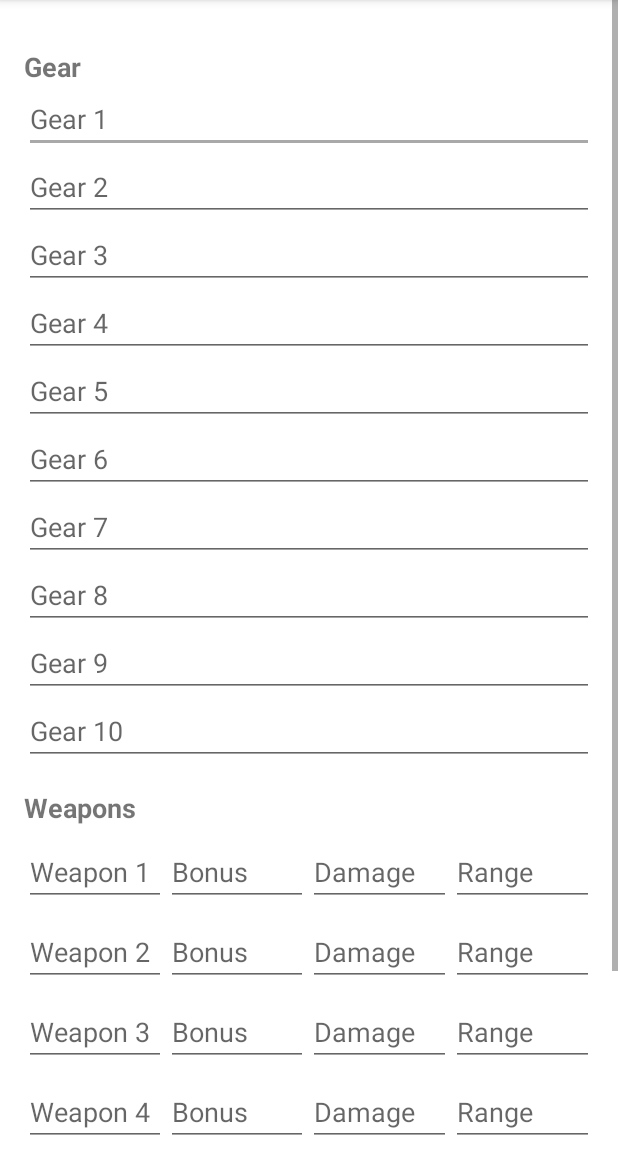
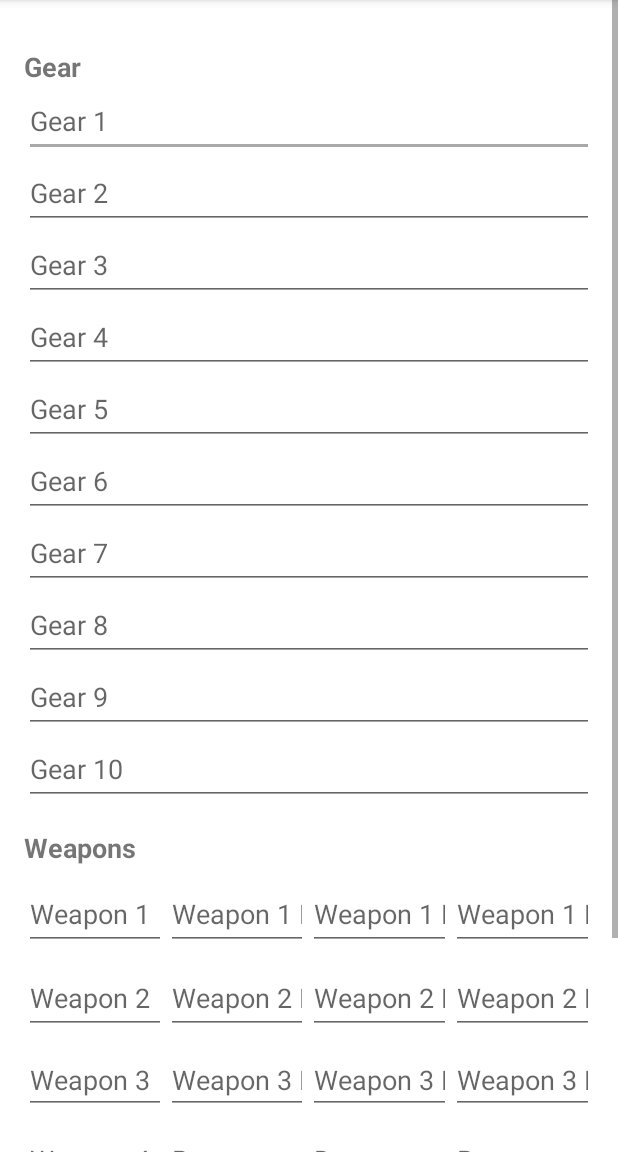
Before and after one commit to Mervhd/Alien-RPG-Command-HUb, an Android app: the fragment InventoryTracker shown on its own in the app's theme, on a phone screen of 412 x 824 dp, the part 84-1236 px from its top. Run offline under Robolectric (Android 15) with nearby library versions, the phone set to English and light mode, and no system bars.

Commit message:
Fixed several warnings Fixed Character Sheet and Inventory Crash Issues.

```diff
--- a/app/src/main/java/com/example/alienrpgcommandhub/DiceRollerFragment.kt
+++ b/app/src/main/java/com/example/alienrpgcommandhub/DiceRollerFragment.kt
@@ -1,4 +1,4 @@
-package com.example.alienrpgcommandhub.UI
+package com.example.alienrpgcommandhub
 
 import android.os.Bundle
 import android.view.LayoutInflater
--- a/app/src/main/java/com/example/alienrpgcommandhub/InventoryTracker.kt
+++ b/app/src/main/java/com/example/alienrpgcommandhub/InventoryTracker.kt
@@ -1,32 +1,16 @@
-package com.example.alienrpgcommandhub
+package com.example.alienrpgcommandhub.ui
 
 import android.os.Bundle
 import androidx.fragment.app.Fragment
 import android.view.LayoutInflater
 import android.view.View
 import android.view.ViewGroup
+import com.example.alienrpgcommandhub.R
 
-// TODO: Rename parameter arguments, choose names that match
-// the fragment initialization parameters, e.g. ARG_ITEM_NUMBER
-private const val ARG_PARAM1 = "param1"
-private const val ARG_PARAM2 = "param2"
-
-/**
- * A simple [Fragment] subclass.
- * Use the [InventoryTracker.newInstance] factory method to
- * create an instance of this fragment.
- */
 class InventoryTracker : Fragment() {
-    // TODO: Rename and change types of parameters
-    private var param1: String? = null
-    private var param2: String? = null
 
     override fun onCreate(savedInstanceState: Bundle?) {
         super.onCreate(savedInstanceState)
-        arguments?.let {
-            param1 = it.getString(ARG_PARAM1)
-            param2 = it.getString(ARG_PARAM2)
-        }
     }
 
     override fun onCreateView(
@@ -38,22 +22,7 @@ class InventoryTracker : Fragment() {
     }
 
     companion object {
-        /**
-         * Use this factory method to create a new instance of
-         * this fragment using the provided parameters.
-         *
-         * @param param1 Parameter 1.
-         * @param param2 Parameter 2.
-         * @return A new instance of fragment InventoryTracker.
-         */
-        // TODO: Rename and change types and number of parameters
         @JvmStatic
-        fun newInstance(param1: String, param2: String) =
-            InventoryTracker().apply {
-                arguments = Bundle().apply {
-                    putString(ARG_PARAM1, param1)
-                    putString(ARG_PARAM2, param2)
-                }
-            }
+        fun newInstance() = InventoryTracker()
     }
 }
--- a/app/src/main/java/com/example/alienrpgcommandhub/data/Character.kt
+++ b/app/src/main/java/com/example/alienrpgcommandhub/data/Character.kt
@@ -38,8 +38,8 @@ data class Character(
     val comtech: Int,
     val experiencePoints: Int,
     val storyPoints: Int,
-    val gear: List<String>,
-    val weapons: List<Weapon>,
+    val gear: List<String> = emptyList(),
+    val weapons: List<Weapon> = emptyList(),
     val armorName: String,
     val armorRating: Int
 )
--- a/app/src/main/res/layout/fragment_character_sheet.xml
+++ b/app/src/main/res/layout/fragment_character_sheet.xml
@@ -1037,7 +1037,5 @@
                 android:layout_marginStart="8dp"
                 style="?android:attr/buttonBarButtonStyle" />
         </LinearLayout>
-
-
     </LinearLayout>
 </ScrollView>
--- a/app/src/main/res/layout/fragment_inventory_tracker.xml
+++ b/app/src/main/res/layout/fragment_inventory_tracker.xml
@@ -12,7 +12,6 @@
         android:padding="16dp">
 
         <!-- Gear Section -->
-        <!-- Gear -->
         <TextView
             android:layout_width="wrap_content"
             android:layout_height="wrap_content"
@@ -25,81 +24,91 @@
             android:id="@+id/et_gear1"
             android:layout_width="match_parent"
             android:layout_height="wrap_content"
+            android:autofillHints="none"
             android:hint="@string/hint_gear1"
             android:inputType="text"
-            android:autofillHints="none" />
+            android:minHeight="48dp" />
 
         <EditText
             android:id="@+id/et_gear2"
             android:layout_width="match_parent"
             android:layout_height="wrap_content"
+            android:autofillHints="none"
             android:hint="@string/hint_gear2"
             android:inputType="text"
-            android:autofillHints="none" />
+            android:minHeight="48dp" />
 
         <EditText
             android:id="@+id/et_gear3"
             android:layout_width="match_parent"
             android:layout_height="wrap_content"
+            android:autofillHints="none"
             android:hint="@string/hint_gear3"
             android:inputType="text"
-            android:autofillHints="none" />
+            android:minHeight="48dp" />
 
         <EditText
             android:id="@+id/et_gear4"
             android:layout_width="match_parent"
             android:layout_height="wrap_content"
+            android:autofillHints="none"
             android:hint="@string/hint_gear4"
             android:inputType="text"
-            android:autofillHints="none" />
+            android:minHeight="48dp" />
 
         <EditText
             android:id="@+id/et_gear5"
             android:layout_width="match_parent"
             android:layout_height="wrap_content"
+            android:autofillHints="none"
             android:hint="@string/hint_gear5"
             android:inputType="text"
-            android:autofillHints="none" />
+            android:minHeight="48dp" />
 
         <EditText
             android:id="@+id/et_gear6"
             android:layout_width="match_parent"
             android:layout_height="wrap_content"
+            android:autofillHints="none"
             android:hint="@string/hint_gear6"
             android:inputType="text"
-            android:autofillHints="none" />
+            android:minHeight="48dp" />
 
         <EditText
             android:id="@+id/et_gear7"
             android:layout_width="match_parent"
             android:layout_height="wrap_content"
+            android:autofillHints="none"
             android:hint="@string/hint_gear7"
             android:inputType="text"
-            android:autofillHints="none" />
+            android:minHeight="48dp" />
 
         <EditText
             android:id="@+id/et_gear8"
             android:layout_width="match_parent"
             android:layout_height="wrap_content"
+            android:autofillHints="none"
             android:hint="@string/hint_gear8"
             android:inputType="text"
-            android:autofillHints="none" />
+            android:minHeight="48dp" />
 
         <EditText
             android:id="@+id/et_gear9"
             android:layout_width="match_parent"
             android:layout_height="wrap_content"
+            android:autofillHints="none"
             android:hint="@string/hint_gear9"
             android:inputType="text"
-            android:autofillHints="none" />
+            android:minHeight="48dp" />
 
         <EditText
             android:id="@+id/et_gear10"
             android:layout_width="match_parent"
             android:layout_height="wrap_content"
+            android:autofillHints="none"
             android:hint="@string/hint_gear10"
             android:inputType="text"
-            android:autofillHints="none" />
+            android:minHeight="48dp" />
 
         <!-- Weapons -->
         <TextView
@@ -123,6 +132,7 @@
                 android:layout_width="0dp"
                 android:layout_height="wrap_content"
                 android:layout_weight="1"
+                android:minHeight="48dp"
                 android:hint="@string/label_weapon1"
                 android:inputType="text"
                 android:autofillHints="none" />
@@ -132,27 +142,31 @@
                 android:layout_width="0dp"
                 android:layout_height="wrap_content"
                 android:layout_weight="1"
-                android:hint="@string/label_weapon_bonus"
+                android:minHeight="48dp"
+                android:autofillHints="none"
+                android:hint="@string/content_description_weapon1_bonus"
                 android:inputType="text"
-                android:autofillHints="none" />
+                tools:ignore="DuplicateSpeakableTextCheck" />
 
             <EditText
                 android:id="@+id/et_weapon1_damage"
                 android:layout_width="0dp"
                 android:layout_height="wrap_content"
                 android:layout_weight="1"
-                android:hint="@string/label_weapon_damage"
-                android:inputType="text"
-                android:autofillHints="none"/>
+                android:minHeight="48dp"
+                android:autofillHints="none"
+                android:hint="@string/content_description_weapon1_damage"
+                android:inputType="text" />
 
             <EditText
                 android:id="@+id/et_weapon1_range"
                 android:layout_width="0dp"
                 android:layout_height="wrap_content"
                 android:layout_weight="1"
-                android:hint="@string/label_weapon_range"
-                android:inputType="text"
-                android:autofillHints="none" />
+                android:minHeight="48dp"
+                android:autofillHints="none"
+                android:hint="@string/content_description_weapon1_range"
+                android:inputType="text" />
         </LinearLayout>
 
         <!-- Weapon 2 -->
@@ -168,6 +182,7 @@
                 android:layout_width="0dp"
                 android:layout_height="wrap_content"
                 android:layout_weight="1"
+                android:minHeight="48dp"
                 android:hint="@string/label_weapon2"
                 android:inputType="text"
                 android:autofillHints="none" />
@@ -177,7 +192,8 @@
                 android:layout_width="0dp"
                 android:layout_height="wrap_content"
                 android:layout_weight="1"
-                android:hint="@string/label_weapon_bonus"
+                android:minHeight="48dp"
+                android:hint="@string/content_description_weapon2_bonus"
                 android:inputType="text"
                 android:autofillHints="none" />
 
@@ -186,7 +202,8 @@
                 android:layout_width="0dp"
                 android:layout_height="wrap_content"
                 android:layout_weight="1"
-                android:hint="@string/label_weapon_damage"
+                android:minHeight="48dp"
+                android:hint="@string/content_description_weapon2_damage"
                 android:inputType="text"
                 android:autofillHints="none" />
 
@@ -195,7 +212,8 @@
                 android:layout_width="0dp"
                 android:layout_height="wrap_content"
                 android:layout_weight="1"
-                android:hint="@string/label_weapon_range"
+                android:minHeight="48dp"
+                android:hint="@string/content_description_weapon2_range"
                 android:inputType="text"
                 android:autofillHints="none" />
         </LinearLayout>
@@ -222,7 +240,7 @@
                 android:layout_width="0dp"
                 android:layout_height="wrap_content"
                 android:layout_weight="1"
-                android:hint="@string/label_weapon_bonus"
+                android:hint="@string/content_description_weapon3_bonus"
                 android:inputType="text"
                 android:autofillHints="none" />
 
@@ -231,7 +249,7 @@
                 android:layout_width="0dp"
                 android:layout_height="wrap_content"
                 android:layout_weight="1"
-                android:hint="@string/label_weapon_damage"
+                android:hint="@string/content_description_weapon3_damage"
                 android:inputType="text"
                 android:autofillHints="none"/>
 
@@ -240,7 +258,7 @@
                 android:layout_width="0dp"
                 android:layout_height="wrap_content"
                 android:layout_weight="1"
-                android:hint="@string/label_weapon_range"
+                android:hint="@string/content_description_weapon3_range"
                 android:inputType="text"
                 android:autofillHints="none" />
         </LinearLayout>
@@ -303,6 +321,7 @@
             android:id="@+id/et_armor_name"
             android:layout_width="match_parent"
             android:layout_height="wrap_content"
+            android:maxWidth="488dp"
             android:hint="@string/hint_armor_name"
             android:inputType="text"
             android:autofillHints="none" />
@@ -311,6 +330,7 @@
             android:id="@+id/et_armor_rating"
             android:layout_width="match_parent"
             android:layout_height="wrap_content"
+            android:maxWidth="488dp"
             android:hint="@string/hint_armor_rating"
             android:inputType="text"
             android:autofillHints="none" />
--- a/app/src/main/res/values/strings.xml
+++ b/app/src/main/res/values/strings.xml
@@ -116,4 +116,18 @@
     <!-- Default Values -->
     <string name="default_value_0">0</string>
 
+    <!-- Content Descriptions -->
+    <string name="content_description_weapon1_damage">Weapon 1 Damage</string>
+    <string name="content_description_weapon1_bonus">Weapon 1 Bonus</string>
+    <string name="content_description_weapon1_range">Weapon 1 Range</string>
+    <string name="content_description_weapon2_damage">Weapon 2 Damage</string>
+    <string name="content_description_weapon2_bonus">Weapon 2 Bonus</string>
+    <string name="content_description_weapon2_range">Weapon 2 Range</string>
+    <string name="content_description_weapon3_damage">Weapon 3 Damage</string>
+    <string name="content_description_weapon3_bonus">Weapon 3 Bonus</string>
+    <string name="content_description_weapon3_range">Weapon 3 Range</string>
+    <string name="content_description_weapon4_damage">Weapon 4 Damage</string>
+    <string name="content_description_weapon4_bonus">Weapon 4 Bonus</string>
+    <string name="content_description_weapon4_range">Weapon 4 Range</string>
+
 </resources>
```
Also changed, not shown: app/src/main/java/com/example/alienrpgcommandhub/CharacterSheetFragment.kt (+27 -26 lines).
